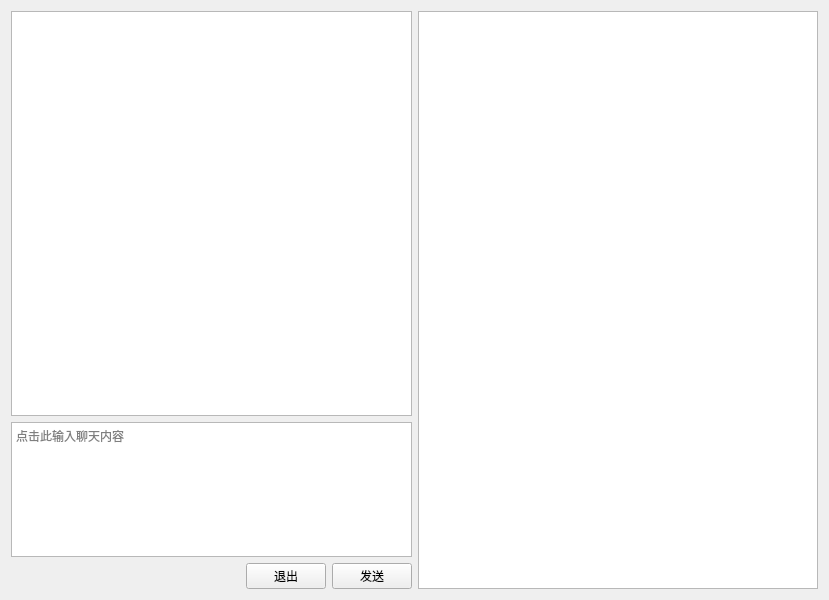
The window that gui/gavim.ui (avplayer/avim) describes before a commit, drawn with Qt 5.
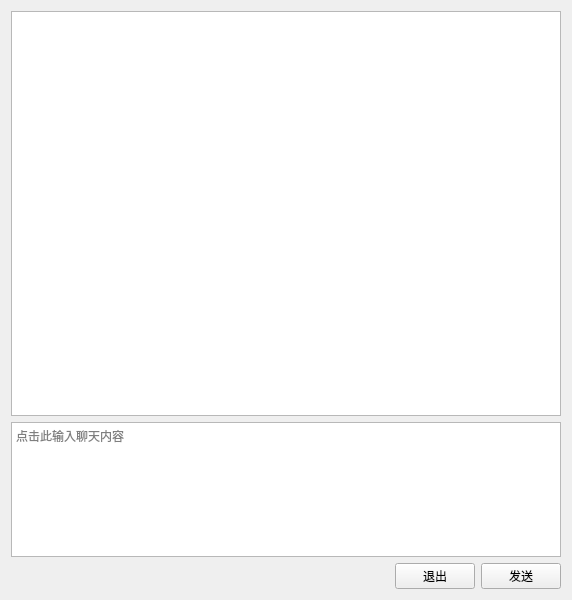
The same window after the commit.

Commit message: 去掉意义不明的 TreeView

Diff of the .ui file:
```diff
--- a/gui/gavim.ui
+++ b/gui/gavim.ui
@@ -6,7 +6,7 @@
    <rect>
     <x>0</x>
     <y>0</y>
-    <width>829</width>
+    <width>572</width>
     <height>600</height>
    </rect>
   </property>
@@ -72,9 +72,6 @@
      </item>
     </layout>
    </item>
-   <item>
-    <widget class="QTreeView" name="treeView"/>
-   </item>
   </layout>
  </widget>
  <layoutdefault spacing="6" margin="11"/>
```
